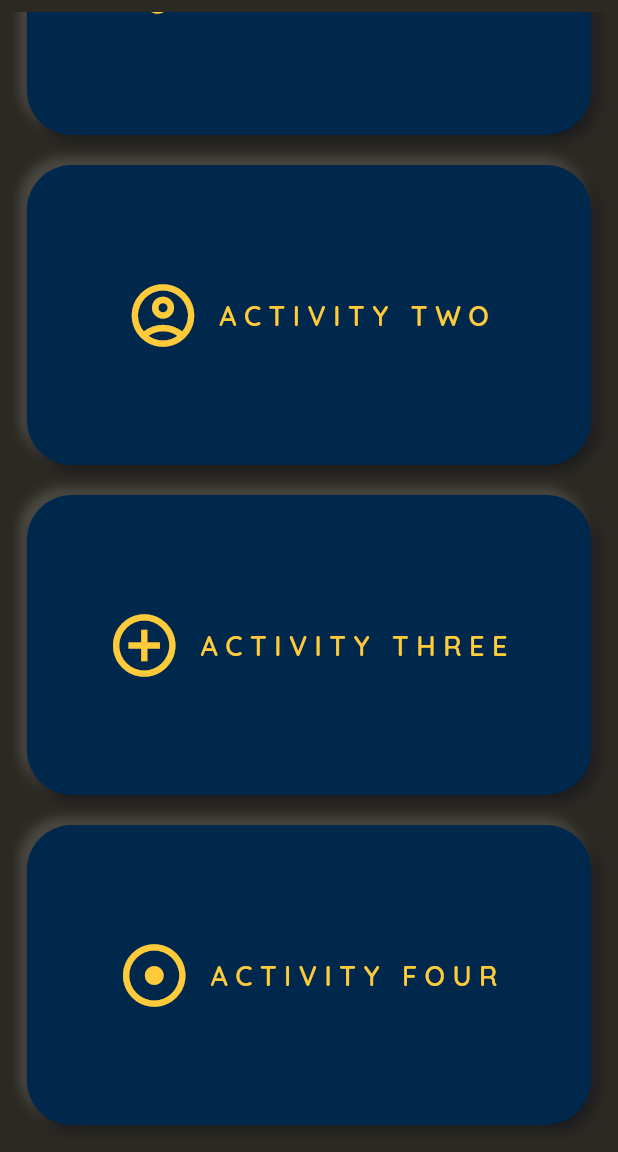
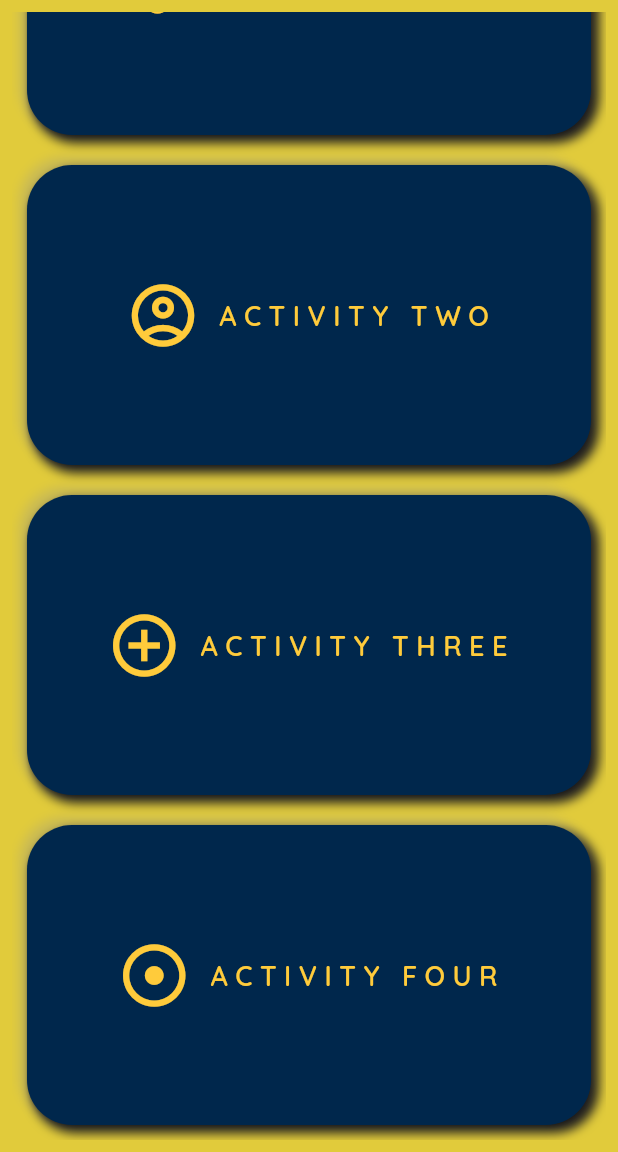
Before and after one commit to KyleAro/FlutterIntro, a Flutter app: the MyDesktopBody screen opened directly, scrolled down 128 dp, on a phone screen of 412 x 824 dp, the part 84-1236 px from its top. Run offline on Flutter 3.47's test engine with Material 3 defaults, Android fonts, the phone set to English and light mode, and no system bars; our stand-ins replace google_fonts.

Commit message:
Revert it the homepage scaffold color back to original

```diff
--- a/lib/styles/homepage_style.dart
+++ b/lib/styles/homepage_style.dart
@@ -15,7 +15,7 @@ AppBarTheme customAppBarTheme = AppBarTheme(
   titleTextStyle: titleTextStyle,
 );
 
-Color scaffoldBackgroundColor =  const Color.fromARGB(255, 43, 41, 34);
+Color scaffoldBackgroundColor =  const Color.fromARGB(255, 225, 203, 59);
 
 
 TextStyle getTitleTextStylez(BuildContext context) {
```
